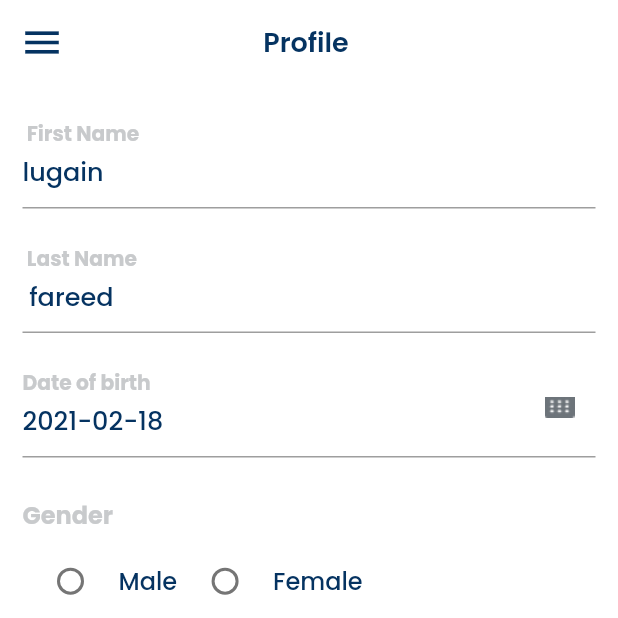
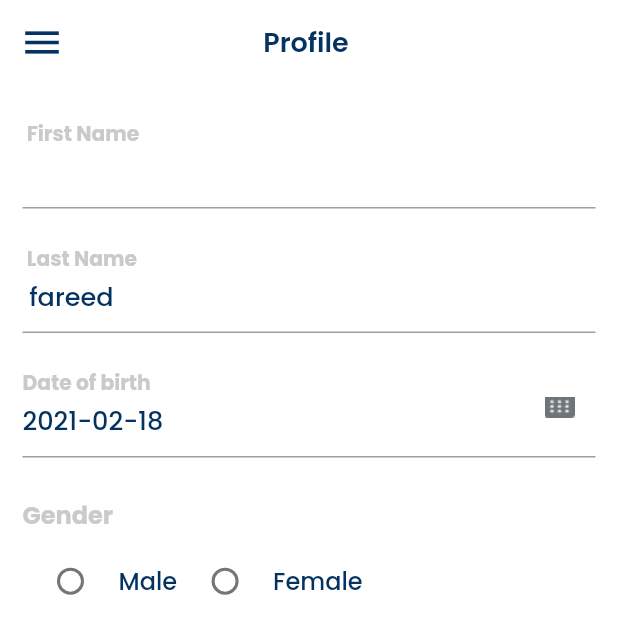
Before and after one commit to lugen98/Tech-learn, a Flutter app: the StudentProfileScreen screen opened directly, on a phone screen of 412 x 824 dp, the top half of it. Run offline on Flutter 3.47's test engine with Material 2 defaults, Android fonts, the phone set to English and light mode, and no system bars; our stand-ins replace cloud_firestore, firebase_auth, firebase_messaging, flutter_svg, google_fonts, google_sign_in and 1 more; accounts and stored records are empty.

```diff
--- a/lib/profile/student_profile.dart
+++ b/lib/profile/student_profile.dart
@@ -57,7 +57,7 @@ class StudentProfileScreenState extends State<StudentProfileScreen> {
                     fontSize: 17,
                     color:Color(0xFF053361),
                     fontWeight: FontWeight.w500)),
-            hintText: "lugain",
+            hintText: " ",
             labelText: " First Name",
             floatingLabelBehavior: FloatingLabelBehavior.always,
             labelStyle: GoogleFonts.poppins(
```
